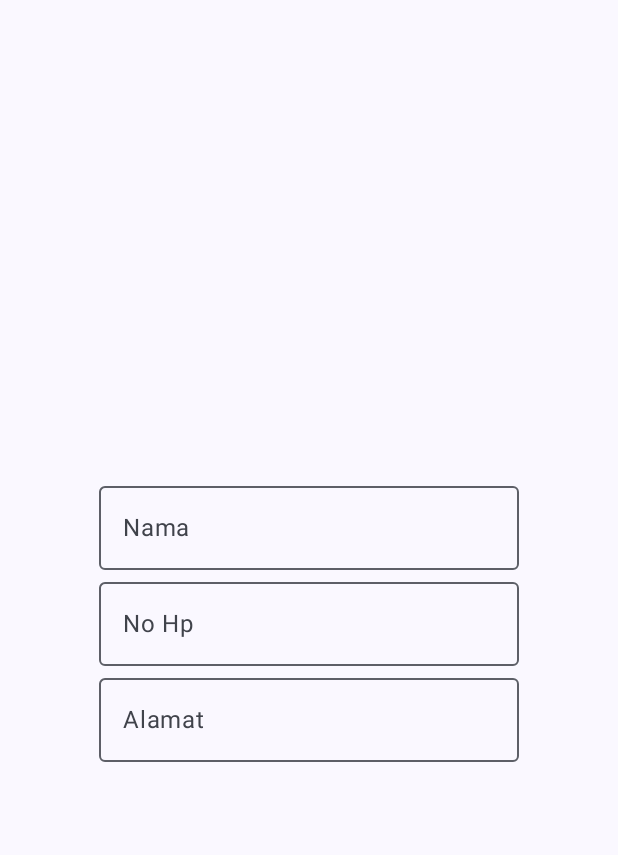
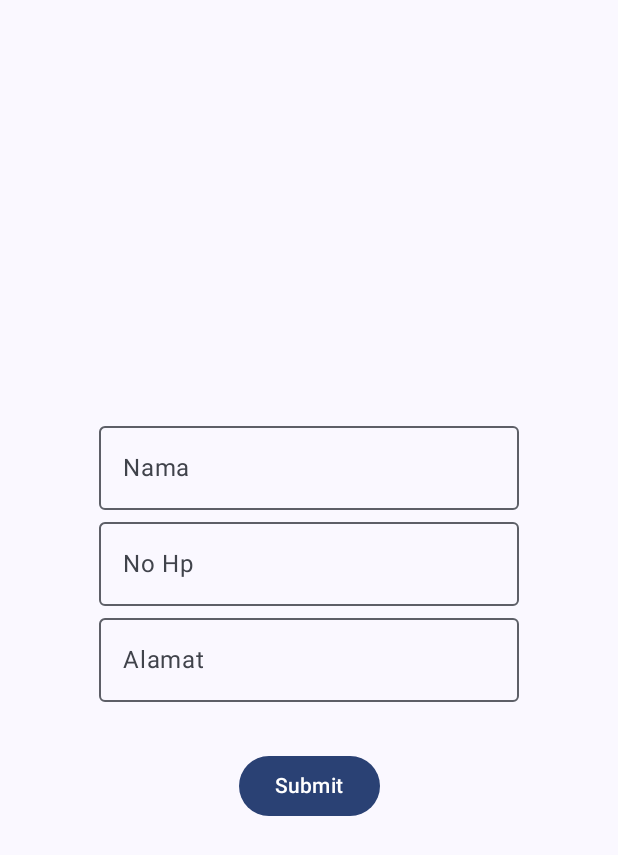
Before and after one commit to BagusAhlulTriMP/039_NavigationWithData, an Android app built with Jetpack Compose: the composable HalamanForm shown on its own in the app's theme, on a phone screen of 412 x 824 dp. Shown: the top 855 px of the screen. Run offline under Robolectric (Android 15) with nearby library versions, the phone set to English and light mode, and no system bars.

Commit message:
menambahkan spasi antar teks dan membuat tombol untuk berpindah halaman

```diff
--- a/app/src/main/java/com/example/esjumbo/ui/theme/HalamanForm.kt
+++ b/app/src/main/java/com/example/esjumbo/ui/theme/HalamanForm.kt
@@ -2,8 +2,10 @@ package com.example.esjumbo.ui.theme
 
 import androidx.compose.foundation.layout.Arrangement
 import androidx.compose.foundation.layout.Column
+import androidx.compose.foundation.layout.Spacer
 import androidx.compose.foundation.layout.fillMaxSize
 import androidx.compose.foundation.layout.padding
+import androidx.compose.material3.Button
 import androidx.compose.material3.ExperimentalMaterial3Api
 import androidx.compose.material3.OutlinedTextField
 import androidx.compose.material3.Text
@@ -15,13 +17,15 @@ import androidx.compose.runtime.saveable.rememberSaveable
 import androidx.compose.runtime.setValue
 import androidx.compose.ui.Alignment
 import androidx.compose.ui.Modifier
+import androidx.compose.ui.res.stringResource
 import androidx.compose.ui.unit.dp
+import com.example.esjumbo.R
 
 
 @OptIn(ExperimentalMaterial3Api::class)
 @Composable
 fun HalamanForm(
-    onSubmitButtonClick: (MutableList<String>) -> Unit
+    onSubmitButtonClicked: (MutableList<String>) -> Unit
 ) {
     var nama by rememberSaveable {
         mutableStateOf("") }
@@ -51,5 +55,10 @@ fun HalamanForm(
             value = alamat,
             onValueChange = {alamat = it },
             label = { Text(text = "Alamat") })
+
+        Spacer(modifier = Modifier.padding(16.dp))
+        Button(onClick = { onSubmitButtonClicked(listData)}) {
+            Text(text = stringResource(id = R.string.btn_submit))
+        }
     }
 }
```
